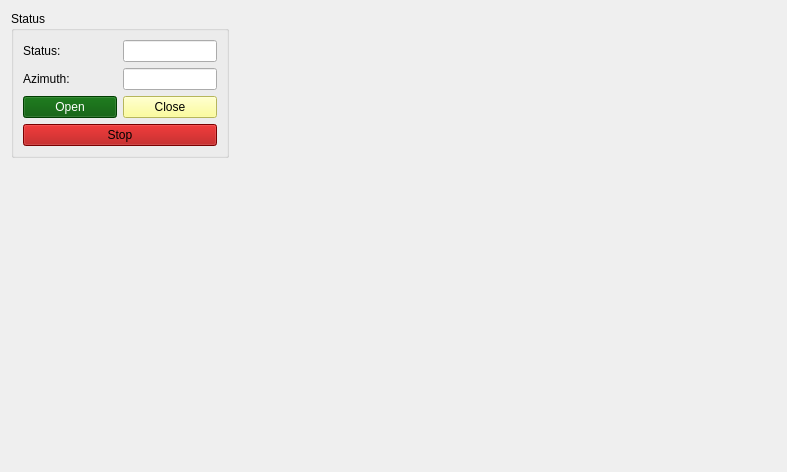
The window that pyobs_gui/qt/roofwidget.ui (pyobs/pyobs-gui) describes before a commit, drawn with Qt 5.
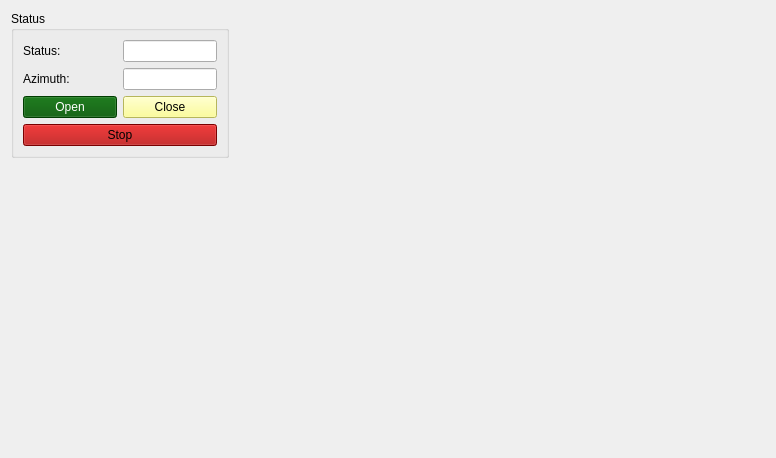
The same window after the commit.

```diff
--- a/pyobs_gui/qt/roofwidget.ui
+++ b/pyobs_gui/qt/roofwidget.ui
@@ -6,8 +6,8 @@
    <rect>
     <x>0</x>
     <y>0</y>
-    <width>787</width>
-    <height>472</height>
+    <width>776</width>
+    <height>458</height>
    </rect>
   </property>
   <property name="windowTitle">
```
Left out of the diff: 8 changed lines with no effect on the pictures.
